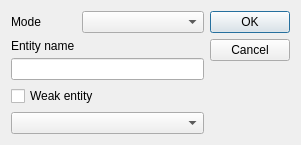
This is code/entitydialog.ui in DERExt/DERExt-Software as Qt 5 draws it before an edit. The edited form follows.
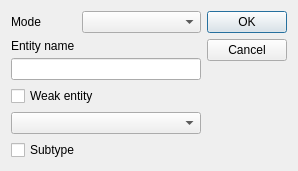
This is the edited form.

```diff
--- a/code/entitydialog.ui
+++ b/code/entitydialog.ui
@@ -6,8 +6,8 @@
    <rect>
     <x>0</x>
     <y>0</y>
-    <width>301</width>
-    <height>144</height>
+    <width>298</width>
+    <height>162</height>
    </rect>
   </property>
   <property name="windowTitle">
@@ -30,7 +30,11 @@
       </widget>
      </item>
      <item>
-      <widget class="QComboBox" name="modeComboBox"/>
+      <widget class="QComboBox" name="modeComboBox">
+       <property name="insertPolicy">
+        <enum>QComboBox::InsertAlphabetically</enum>
+       </property>
+      </widget>
      </item>
     </layout>
    </item>
@@ -65,7 +69,7 @@
      </item>
     </layout>
    </item>
-   <item row="2" column="0">
+   <item row="3" column="0">
     <layout class="QVBoxLayout" name="comboBoxLayout">
      <item>
       <widget class="QCheckBox" name="checkBox">
@@ -75,7 +79,18 @@
       </widget>
      </item>
      <item>
-      <widget class="QComboBox" name="entitiesComboBox"/>
+      <widget class="QComboBox" name="entitiesComboBox">
+       <property name="insertPolicy">
+        <enum>QComboBox::InsertAlphabetically</enum>
+       </property>
+      </widget>
+     </item>
+     <item>
+      <widget class="QCheckBox" name="check_sub">
+       <property name="text">
+        <string>Subtype</string>
+       </property>
+      </widget>
      </item>
     </layout>
    </item>
```
Left out of the diff: 20 changed lines with no effect on the pictures.
